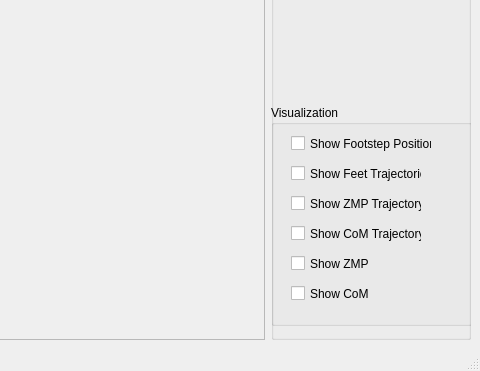
First picture: the form in PatternGeneratorWindow.ui, repository TheMarex/libbipedal, before the edit; both pictures show x 599 to 1079 and y 444 to 815 of the 1079 by 815 pixel window.
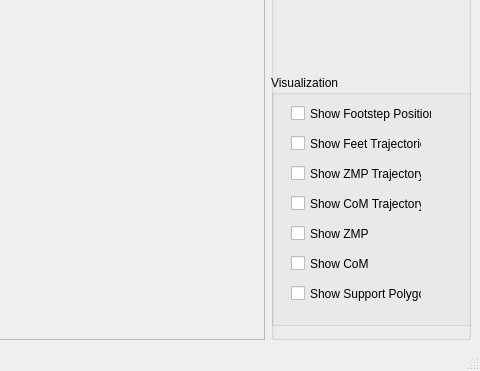
Second picture: the form after the edit.

What changed in the file:
```diff
--- a/PatternGeneratorWindow.ui
+++ b/PatternGeneratorWindow.ui
@@ -40,9 +40,9 @@
        <property name="geometry">
         <rect>
          <x>0</x>
-         <y>540</y>
+         <y>510</y>
          <width>201</width>
-         <height>221</height>
+         <height>251</height>
         </rect>
        </property>
        <property name="title">
@@ -126,6 +126,19 @@
          <string>Show CoM</string>
         </property>
        </widget>
+       <widget class="QCheckBox" name="checkBoxSupportPolygon">
+        <property name="geometry">
+         <rect>
+          <x>20</x>
+          <y>210</y>
+          <width>131</width>
+          <height>17</height>
+         </rect>
+        </property>
+        <property name="text">
+         <string>Show Support Polygon</string>
+        </property>
+       </widget>
       </widget>
       <widget class="QGroupBox" name="groupBox_1">
        <property name="geometry">
```
